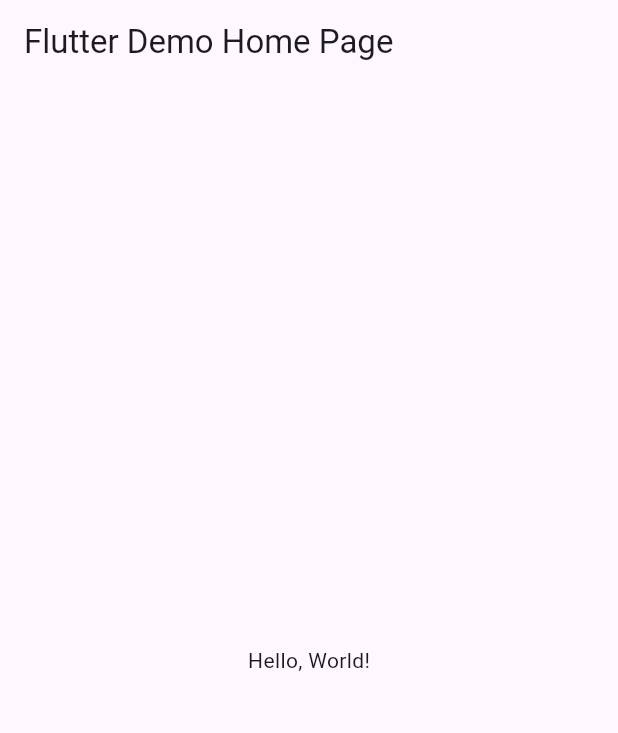
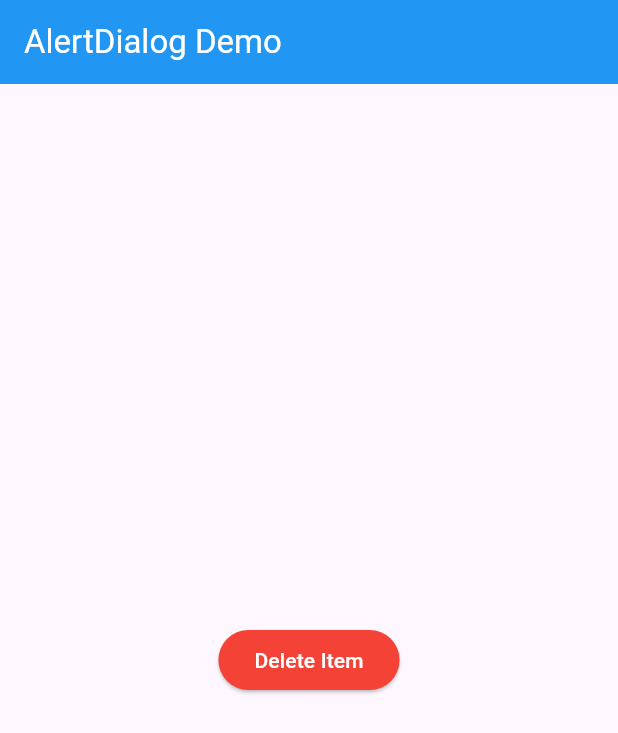
Before and after one commit to AgbajeCity/alert_dialog, a Flutter app: the screen it shows after launch, on a phone screen of 412 x 824 dp. Shown: the top 733 px of the screen. Run offline on Flutter 3.47's test engine with Material 3 defaults, Android fonts, the phone set to English and light mode, and no system bars.

Commit message:
Refactor main app structure and add delete dialog

```diff
--- a/lib/main.dart
+++ b/lib/main.dart
@@ -1,43 +1,92 @@
 import 'package:flutter/material.dart';
 
-void main() => runApp(MyApp());
+void main() {
+  runApp(const DemoApp());
+}
 
-class MyApp extends StatelessWidget {
-  const MyApp({super.key});
-  // This widget is the root of your application.
+class DemoApp extends StatelessWidget {
+  const DemoApp({super.key});
+
   @override
   Widget build(BuildContext context) {
     return MaterialApp(
-      // Application name
-      title: 'Flutter Hello World',
-      // Application theme data, you can set the colors for the application as
-      // you want
-      theme: ThemeData(
-        // useMaterial3: false,
-        primarySwatch: Colors.blue,
-      ),
-      // A widget which will be started on application startup
-      home: MyHomePage(title: 'Flutter Demo Home Page'),
-    );
-  }
-}
-
-class MyHomePage extends StatelessWidget {
-  final String title;
-  const MyHomePage({super.key, required this.title});
-
-  @override
-  Widget build(BuildContext context) {
-    return Scaffold(
-      appBar: AppBar(
-        // The title text which will be shown on the action bar
-        title: Text(title),
-      ),
-      body: Center(
-        child: Text(
-          'Hello, World!',
+      debugShowCheckedModeBanner: false,
+      home: Scaffold(
+        appBar: AppBar(
+          title: const Text('AlertDialog Demo'),
+          backgroundColor: Colors.blue,
+          foregroundColor: Colors.white,
+        ),
+        body: const Center(
+          child: DeleteButton(),
         ),
       ),
     );
   }
 }
+
+// This is the main button that triggers the dialog
+class DeleteButton extends StatelessWidget {
+  const DeleteButton({super.key});
+
+  @override
+  Widget build(BuildContext context) {
+    return ElevatedButton(
+      style: ElevatedButton.styleFrom(
+        backgroundColor: Colors.red,
+        foregroundColor: Colors.white,
+      ),
+      // Pressing the button calls our function
+      onPressed: () {
+        _showDeleteConfirmation(context);
+      },
+      child: const Text('Delete Item'),
+    );
+  }
+
+  // This function contains the logic to show the AlertDialog
+  Future<void> _showDeleteConfirmation(BuildContext context) {
+    return showDialog<void>(
+      context: context,
+      barrierDismissible: false, // User must tap a button!
+      builder: (BuildContext context) {
+        // This is the core widget
+        return AlertDialog(
+          // ATTRIBUTE 1: title
+          // Controls the text at the top of the dialog.
+          title: const Text('Confirm Deletion'),
+
+          // ATTRIBUTE 2: content
+          // The main body of the dialog. It can be any widget.
+          content: const SingleChildScrollView(
+            child: ListBody(
+              children: <Widget>[
+                Text('Are you sure you want to delete this item?'),
+                Text('This action cannot be undone.'),
+              ],
+            ),
+          ),
+
+          // ATTRIBUTE 3: actions
+          // A list of widgets, usually buttons, at the bottom.
+          actions: <Widget>[
+            TextButton(
+              child: const Text('Cancel'),
+              onPressed: () {
+                Navigator.of(context).pop(); // Closes the dialog
+              },
+            ),
+            TextButton(
+              style: TextButton.styleFrom(foregroundColor: Colors.red),
+              child: const Text('Delete'),
+              onPressed: () {
+                Navigator.of(context).pop(); // Closes the dialog
+                // In a real app, you would add delete logic here.
+              },
+            ),
+          ],
+        );
+      },
+    );
+  }
+}
```
